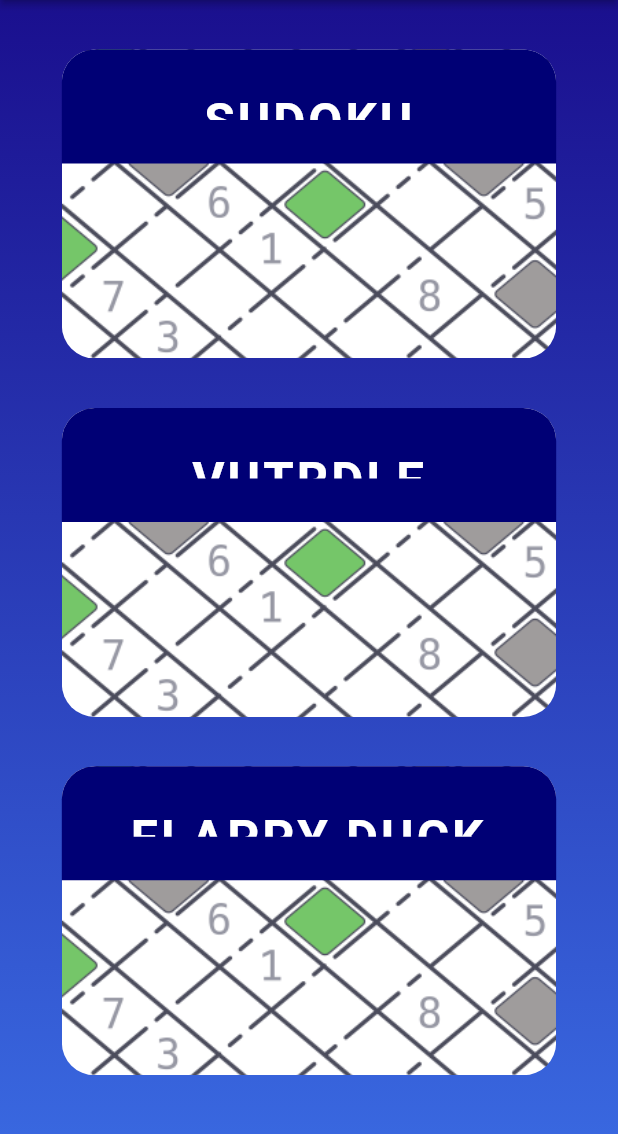
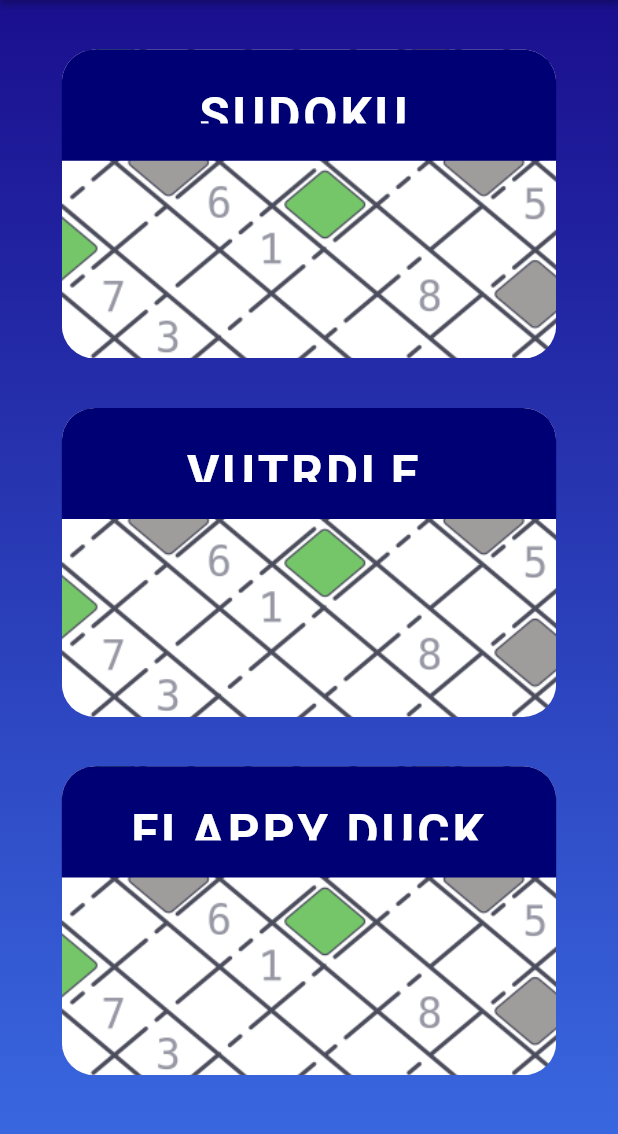
Before and after one commit to marekspirka/ITU-Halt, a Flutter app: the screen it shows after launch, on a phone screen of 412 x 824 dp, the part 90-1224 px from its top. Run offline on Flutter 3.47's test engine with Material 2 defaults, Android fonts, the phone set to English and light mode, and no system bars; project files that could hold a hidden picture were left out.

Commit message:
Fixed font-size

```diff
--- a/lib/screens/ChooseGame/main_screen.dart
+++ b/lib/screens/ChooseGame/main_screen.dart
@@ -58,10 +58,13 @@
         child: Row(
           children: <Widget>[
             Container(
-              margin: EdgeInsets.only(bottom: 130),
-              height: screenHeight * 0.12,
+              margin: EdgeInsets.only(
+                  bottom: MediaQuery.of(context).size.width * 0.32),
+              height: screenHeight * 0.11,
               width: screenWidth * 0.8,
-              padding: EdgeInsets.symmetric(vertical: 29, horizontal: 94),
+              padding: EdgeInsets.symmetric(
+                  vertical: screenHeight * 0.03,
+                  horizontal: screenWidth * 0.22),
               decoration: const BoxDecoration(
                   color: Color(0xff000075),
                   borderRadius: BorderRadius.only(
@@ -103,10 +106,13 @@
         child: Row(
           children: <Widget>[
             Container(
-              margin: EdgeInsets.only(bottom: 130),
+              margin: EdgeInsets.only(
+                  bottom: MediaQuery.of(context).size.width * 0.32),
               height: screenHeight * 0.12,
               width: screenWidth * 0.8,
-              padding: EdgeInsets.symmetric(vertical: 29, horizontal: 86),
+              padding: EdgeInsets.symmetric(
+                  vertical: screenHeight * 0.03,
+                  horizontal: screenWidth * 0.20),
               decoration: const BoxDecoration(
                   color: Color(0xff000075),
                   borderRadius: BorderRadius.only(
@@ -141,17 +147,20 @@
         width: screenWidth * 0.8,
         margin: EdgeInsets.only(top: MediaQuery.of(context).size.width * 0.08),
         decoration: BoxDecoration(
-            image: DecorationImage(
+            image: const DecorationImage(
                 image: AssetImage('assets/images/pattern.png'),
                 fit: BoxFit.cover),
             borderRadius: BorderRadius.circular(22.0)),
         child: Row(
           children: <Widget>[
             Container(
-              margin: EdgeInsets.only(bottom: 130),
+              margin: EdgeInsets.only(
+                  bottom: MediaQuery.of(context).size.width * 0.32),
               height: screenHeight * 0.12,
               width: screenWidth * 0.8,
-              padding: EdgeInsets.symmetric(vertical: 29, horizontal: 45),
+              padding: EdgeInsets.symmetric(
+                  vertical: screenHeight * 0.03,
+                  horizontal: screenWidth * 0.11),
               decoration: const BoxDecoration(
                   color: Color(0xff000075),
                   borderRadius: BorderRadius.only(
@@ -161,7 +170,7 @@
                 'FLAPPY DUCK',
                 style: TextStyle(
                     color: Colors.white,
-                    fontSize: MediaQuery.of(context).size.width * 0.08,
+                    fontSize: screenWidth * 0.08,
                     fontWeight: FontWeight.bold,
                     letterSpacing: 2),
               ),
```
